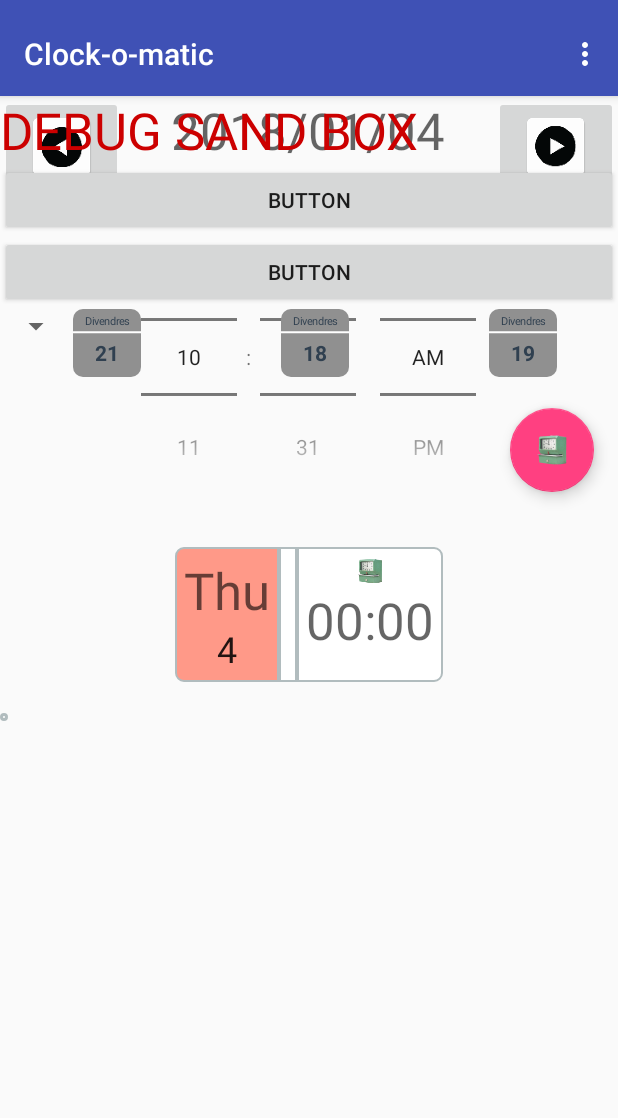
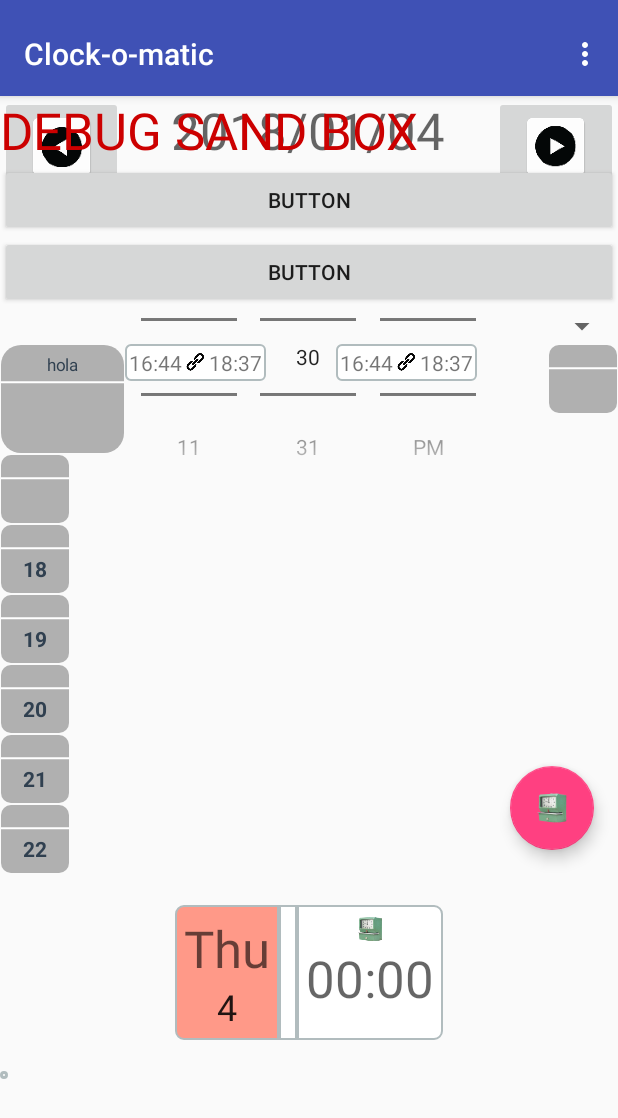
Before and after one commit to joan-esteban/clockomatic, an Android app: the fragment DebugFragment placed in its activity, on a phone screen of 412 x 824 dp. Shown: the top 1118 px of the screen. Run offline under Robolectric (Android 15) with nearby library versions, the light colour scheme and no system bars; network calls fail.

Commit message:
+ add stylable for MyCalendarDayView

```diff
--- a/app/src/main/java/org/jesteban/clockomatic/views/DebugFragment.java
+++ b/app/src/main/java/org/jesteban/clockomatic/views/DebugFragment.java
@@ -6,9 +6,13 @@ import android.view.LayoutInflater;
 import android.view.View;
 import android.view.ViewGroup;
 import android.widget.Button;
+import android.widget.TableLayout;
 import android.widget.TableRow;
 
 import org.jesteban.clockomatic.R;
+
+import static org.jesteban.clockomatic.views.MyCalendarDayView.SizeStyle.BIG;
+import static org.jesteban.clockomatic.views.MyCalendarDayView.SizeStyle.SMALL;
 
 public class DebugFragment extends Fragment {
     View view = null;
@@ -23,7 +27,7 @@ public class DebugFragment extends Fragment {
         view = inflater.inflate(R.layout.fragment_debug, container, false);
         //View kk = view.findViewById(R.id.debug_day_view2);
         //dayView = (DayDetailView) view.findViewById(R.id.debug_day_view2);
-        TableRow layout = (TableRow)view.findViewById(R.id.debug_layout_row_2);
+        TableLayout layout = (TableLayout)view.findViewById(R.id.debug_layout_table);
         dayView = new MyCalendarDayView(getContext());
         layout.addView(dayView);
         Button button = (Button) view.findViewById(R.id.button6);
@@ -39,22 +43,34 @@ public class DebugFragment extends Fragment {
         button2.setOnClickListener(new View.OnClickListener() {
             @Override
             public void onClick(View v) {
-
-                dayView.setSmall(!dayView.isSmall());
+                MyCalendarDayView.SizeStyle currentStyle = dayView.getSizeStyle();
+                if (currentStyle == BIG){
+                    dayView.setSizeStyle(SMALL);
+                } else{
+                    dayView.setSizeStyle(BIG);
+                }
             }
         });
         MyCalendarDayView dayView2;
         for (int i=18 ; i<23; i++) {
+            TableRow tableRow = new TableRow(getContext());
             dayView2 = new MyCalendarDayView(getContext());
             dayView2.setTextMiddle(Integer.toString(i));
             dayView2.setOnClickListener(new View.OnClickListener() {
                 @Override
                 public void onClick(View v) {
-                    MyCalendarDayView clickedDayView = (MyCalendarDayView) v;
-                    clickedDayView.setSmall(!clickedDayView.isSmall());
+                    MyCalendarDayView dayView = (MyCalendarDayView) v;
+                    MyCalendarDayView.SizeStyle currentStyle = dayView.getSizeStyle();
+                    if (currentStyle == BIG){
+                        dayView.setSizeStyle(SMALL);
+                    } else{
+                        dayView.setSizeStyle(BIG);
+                    }
                 }
             });
-            layout.addView(dayView2);
+            //dayView2.setSmall(false);
+            tableRow.addView(dayView2);
+            layout.addView(tableRow);
         };
 
         return view;
--- a/app/src/main/java/org/jesteban/clockomatic/views/MyCalendarDayView.java
+++ b/app/src/main/java/org/jesteban/clockomatic/views/MyCalendarDayView.java
@@ -2,6 +2,7 @@ package org.jesteban.clockomatic.views;
 
 
 import android.content.Context;
+import android.content.res.TypedArray;
 import android.graphics.Canvas;
 import android.graphics.Color;
 import android.graphics.Paint;
@@ -12,6 +13,8 @@ import android.support.annotation.Nullable;
 import android.util.AttributeSet;
 import android.view.View;
 
+import org.jesteban.clockomatic.R;
+
 
 //https://stackoverflow.com/questions/3654321/measuring-text-height-to-be-drawn-on-canvas-android
 
@@ -19,9 +22,13 @@ import android.view.View;
 
 
 public class MyCalendarDayView extends View {
+    public enum SizeStyle{
+        SMALL,
+        BIG
+    }
     private  int colorCalendarBg = 0;
     private  int colorCalendarText = 0;
-    private boolean small=true;
+    private SizeStyle sizeStyle=SizeStyle.SMALL;
     private String textUpper = "Divendres";
     private String textMiddle = "21";
     private String textBottom = "Juliol 07";
@@ -39,6 +46,23 @@ public class MyCalendarDayView extends View {
 
     public MyCalendarDayView(Context context, @Nullable AttributeSet attrs, int defStyle) {
         super(context, attrs, defStyle);
+        TypedArray a = context.getTheme().obtainStyledAttributes(
+                attrs,
+                R.styleable.MyCalendarDayView,
+                0, 0);
+        try{
+            textUpper = a.getString(R.styleable.MyCalendarDayView_textUpper);
+            textMiddle = a.getString(R.styleable.MyCalendarDayView_textMiddle);
+            textBottom = a.getString(R.styleable.MyCalendarDayView_textBottom);
+            int style = a.getInteger(R.styleable.MyCalendarDayView_sizeStyle,SizeStyle.SMALL.ordinal() );
+            sizeStyle = sizeStyle.values()[style];
+        } finally{
+
+        }
+        if (textUpper==null) textUpper="";
+        if (textMiddle==null) textMiddle="";
+        if (textBottom==null) textBottom="";
+
         setColorsGrey();
     }
 
@@ -67,21 +91,21 @@ public class MyCalendarDayView extends View {
     }
 
     public void setColorsGrey(){
-        colorCalendarBg = 0xff909090;
+        colorCalendarBg = 0xffb0b0b0;
         colorCalendarText = 0xff304050;
-        this.drawCalendarIcon.init(colorCalendarBg, colorCalendarText,small);
+        this.drawCalendarIcon.init(colorCalendarBg, colorCalendarText,sizeStyle);
         invalidate();
     }
     public void setColorRed(){
         colorCalendarBg = 0xFFd09090;
         colorCalendarText = 0xff603030;
-        this.drawCalendarIcon.init(colorCalendarBg, colorCalendarText,small);
+        this.drawCalendarIcon.init(colorCalendarBg, colorCalendarText,sizeStyle);
         invalidate();
     }
     public void setColorBlue(){
         colorCalendarBg = 0xff9090d0;
         colorCalendarText = 0xff303060;
-        this.drawCalendarIcon.init(colorCalendarBg, colorCalendarText,small);
+        this.drawCalendarIcon.init(colorCalendarBg, colorCalendarText,sizeStyle);
         invalidate();
     }
     public void setWorkingDay(boolean workingDay) {
@@ -93,15 +117,18 @@ public class MyCalendarDayView extends View {
         }
     }
 
-    public void setSmall(boolean v){
-        this.small=v;
-        this.drawCalendarIcon.init(colorCalendarBg, colorCalendarText,small);
+    public void setSizeStyle(SizeStyle v){
+        this.sizeStyle=v;
+        this.drawCalendarIcon.init(colorCalendarBg, colorCalendarText,sizeStyle);
         invalidate();
         // This force to recalculate size
         this.setMinimumHeight(0);
     }
+    public SizeStyle getSizeStyle(){
+        return this.sizeStyle;
+    }
     public boolean isSmall(){
-        return this.small;
+        return this.sizeStyle == SizeStyle.SMALL;
     }
 
     private  boolean isWorkingDay = false;
@@ -132,7 +159,8 @@ public class MyCalendarDayView extends View {
 
     @Override
     protected int getSuggestedMinimumWidth() {
-        return (getSuggestedMinimumHeight());
+        if (isSmall()) return 70;
+        return 125;
     }
 
     @Override
@@ -146,7 +174,7 @@ public class MyCalendarDayView extends View {
         // Try for a width based on our minimum
         int minw = getPaddingLeft() + getPaddingRight() + getSuggestedMinimumWidth();
 
-        int w = Math.max(minw, MeasureSpec.getSize(widthMeasureSpec));
+        int w = Math.min(minw, MeasureSpec.getSize(widthMeasureSpec));
 
         int minh =getSuggestedMinimumHeight() + getPaddingBottom() + getPaddingTop();
         int h = Math.min(MeasureSpec.getSize(heightMeasureSpec), minh);
@@ -165,8 +193,8 @@ public class MyCalendarDayView extends View {
         private int factorBottonUpper=9;
         private int radiusBg= 20;
 
-        void init(int colorBg, int colorText, boolean small){
-            if (small){
+        void init(int colorBg, int colorText, SizeStyle sizeStyle){
+            if (sizeStyle==SizeStyle.SMALL){
                 factorTextUpper=7;
                 factorMiddleUpper=28 /2;
                 factorBottonUpper=9 /2;
@@ -211,10 +239,10 @@ public class MyCalendarDayView extends View {
         {
             drawBg(canvas,where);
             canvas.drawText(upper, where.centerX(), where.bottom/4, this.paintUpperText);
-            if (small){
+            if (sizeStyle == SizeStyle.SMALL){
                 canvas.drawText(middle, where.centerX(), (int)(where.bottom*0.77), this.paintMiddleText);
             } else canvas.drawText(middle, where.centerX(), (int)(where.bottom*0.80), this.paintMiddleText);
-            if (!small) canvas.drawText(bottom, where.centerX() , (int)(where.bottom*0.95), this.paintBottomText);
+            if (sizeStyle == SizeStyle.BIG) canvas.drawText(bottom, where.centerX() , (int)(where.bottom*0.95), this.paintBottomText);
         }
 
         void drawBg(Canvas canvas, Rect where){
--- a/app/src/main/java/org/jesteban/clockomatic/views/MyLinkEntryView.java
+++ b/app/src/main/java/org/jesteban/clockomatic/views/MyLinkEntryView.java
@@ -1,7 +1,9 @@
 package org.jesteban.clockomatic.views;
 
 
+import android.annotation.TargetApi;
 import android.content.Context;
+import android.os.Build;
 import android.os.Bundle;
 import android.support.annotation.Nullable;
 import android.text.Layout;
@@ -13,28 +15,33 @@ import android.widget.LinearLayout;
 
 import org.jesteban.clockomatic.R;
 
-public class MyLinkEntryView extends View {
+// Animation https://medium.com/@Sserra90/android-writing-a-compound-view-1eacbf1957fc
+
+public class MyLinkEntryView extends LinearLayout {
+
     public MyLinkEntryView(Context context) {
-        super(context);
+        this(context,null);
     }
 
     public MyLinkEntryView(Context context, @Nullable AttributeSet attrs) {
-        super(context, attrs);
+        this(context, attrs, 0);
     }
 
     public MyLinkEntryView(Context context, @Nullable AttributeSet attrs, int defStyleAttr) {
         super(context, attrs, defStyleAttr);
+        populate();
     }
 
+    @TargetApi(Build.VERSION_CODES.LOLLIPOP)
     public MyLinkEntryView(Context context, AttributeSet attrs, int defStyleAttr, int defStyleRes) {
         super(context, attrs, defStyleAttr, defStyleRes);
+        populate();
     }
-/*
-    @Override
-    public View onCreateView(LayoutInflater inflater, ViewGroup container,
-                             Bundle savedInstanceState) {
-        // Inflate the layout for this fragment
-        View view = inflater.inflate(R.layout.view_link_entry, container, false);
-        return View;
-*/
+    private void populate(){
+        inflate(getContext(), R.layout.view_link_entry, this);
+
+        //View view = inflater.inflate(R.layout.view_link_entry, this, false);
+    }
+
+
 }
--- /dev/null
+++ b/app/src/main/res/drawable/layout_bg_link_entry.xml
@@ -0,0 +1,7 @@
+<?xml version="1.0" encoding="utf-8"?>
+<shape xmlns:android="http://schemas.android.com/apk/res/android">
+    <solid android:color="#FFFFFF"/>
+    <stroke android:width="1dp" android:color="#B1BCBE" />
+    <corners android:radius="3dp"/>
+    <padding android:left="3dp" android:top="-3dp" android:right="3dp" android:bottom="3dp" />
+</shape>
--- a/app/src/main/res/layout/fragment_debug.xml
+++ b/app/src/main/res/layout/fragment_debug.xml
@@ -1,5 +1,6 @@
 <?xml version="1.0" encoding="utf-8"?>
 <LinearLayout xmlns:android="http://schemas.android.com/apk/res/android"
+    xmlns:auto="http://schemas.android.com/apk/res-auto"
     android:id="@+id/debug_layout"
     android:orientation="vertical" android:layout_width="match_parent"
     android:layout_height="match_parent">
@@ -24,26 +25,58 @@
         android:layout_height="wrap_content"
         android:text="Button" />
 
+
+
     <TableLayout
+        android:id="@+id/debug_layout_table"
         android:layout_width="match_parent"
         android:layout_height="match_parent">
 
 
-
+        <Spinner
+            android:id="@+id/spinner"
+            android:layout_width="match_parent"
+            android:layout_height="wrap_content" />
         <TableRow
             android:id="@+id/debug_layout_row_2"
             android:layout_width="match_parent"
             android:layout_height="match_parent">
-            <Spinner
-                android:id="@+id/spinner"
-                android:layout_width="match_parent"
-                android:layout_height="wrap_content" />
+
         </TableRow>
 
         <TableRow
             android:id="@+id/debug_layout_row_3"
             android:layout_width="match_parent"
-            android:layout_height="match_parent" />
+            android:layout_height="match_parent">
+            <org.jesteban.clockomatic.views.MyCalendarDayView
+                id="@+id/view555"
+                layout_weight="1"
+                android:layout_width="wrap_content"
+                android:layout_height="wrap_content"
+                auto:textUpper="hola"
+                auto:sizeStyle="BIG"/>
+            <view
+                class="org.jesteban.clockomatic.views.MyLinkEntryView"
+                id="@+id/view_link1"
+                layout_width="match_parent"
+                android:layout_width="wrap_content"
+                android:layout_height="wrap_content"
+                android:layout_weight="1"
+                android:orientation="horizontal"/>
+            <view
+                class="org.jesteban.clockomatic.views.MyLinkEntryView"
+                id="@+id/view_link2"
+                layout_width="match_parent"
+                android:layout_width="wrap_content"
+                android:layout_height="wrap_content"
+                android:layout_weight="1"
+                android:orientation="horizontal"/>
+            <view
+                class="org.jesteban.clockomatic.views.MyCalendarDayView"
+                layout_weight="1"
+                android:layout_width="wrap_content"
+                android:layout_height="wrap_content" />
+        </TableRow>
 
         <TableRow
             android:layout_width="match_parent"
@@ -51,12 +84,44 @@
     </TableLayout>
 
 
-<!--
-    <view
-        class="org.jesteban.clockomatic.views.DayDetailView"
-        id="@+id/debug_day_view2"
-        layout_width="match_parent"
-        android:layout_width="match_parent"
-        android:layout_height="match_parent" />
--->
+    <!--
+
+
+
+    <LinearLayout
+        android:layout_width="wrap_content"
+        android:layout_height="wrap_content"
+        android:orientation="horizontal">
+
+        <view
+            class="org.jesteban.clockomatic.views.MyCalendarDayView"
+            id="@+id/view555"
+            layout_weight="1"
+            android:layout_width="wrap_content"
+            android:layout_height="wrap_content" />
+
+        <view
+            class="org.jesteban.clockomatic.views.MyLinkEntryView"
+            id="@+id/view_link"
+            layout_width="match_parent"
+            android:layout_width="wrap_content"
+            android:layout_height="wrap_content"
+            android:layout_weight="1"
+            android:orientation="vertical"/>
+
+        <view
+            class="org.jesteban.clockomatic.views.MyLinkEntryView"
+            id="@+id/view666"
+            layout_weight="1"
+            android:layout_width="wrap_content"
+            android:layout_height="wrap_content" />
+
+        <view
+            class="org.jesteban.clockomatic.views.MyLinkEntryView"
+            id="@+id/view777"
+            layout_weight="1"
+            android:layout_width="wrap_content"
+            android:layout_height="wrap_content" />
+    </LinearLayout>
+       -->
 </LinearLayout>
--- a/app/src/main/res/layout/view_link_entry.xml
+++ b/app/src/main/res/layout/view_link_entry.xml
@@ -1,26 +1,37 @@
 <?xml version="1.0" encoding="utf-8"?>
-<LinearLayout xmlns:android="http://schemas.android.com/apk/res/android"
+<merge xmlns:android="http://schemas.android.com/apk/res/android"
     xmlns:app="http://schemas.android.com/apk/res-auto"
-    android:layout_width="match_parent"
-    android:layout_height="match_parent"
-    android:orientation="horizontal">
+    android:layout_width="wrap_content"
+    android:layout_height="wrap_content"
+    android:orientation="vertical"
+    >
 
+    <LinearLayout xmlns:android="http://schemas.android.com/apk/res/android"
+        android:layout_width="wrap_content"
+        android:layout_height="wrap_content"
+        android:background="@drawable/layout_bg_link_entry">
     <TextView
         android:id="@+id/textView3"
         android:layout_width="wrap_content"
         android:layout_height="wrap_content"
+        android:paddingTop="5dp"
         android:text="16:44" />
 
-    <ImageView
-        android:id="@+id/imageView2"
-        android:layout_width="38dp"
-        android:layout_height="17dp"
-        app:srcCompat="@drawable/link2" />
 
-    <TextView
+        <ImageView
+            android:id="@+id/imageView2"
+            android:paddingTop="7dp"
+
+            android:layout_width="18dp"
+            android:layout_height="21dp"
+            android:layout_weight="1"
+            app:srcCompat="@drawable/link3" />
+
+        <TextView
         android:id="@+id/textView4"
         android:layout_width="wrap_content"
         android:layout_height="wrap_content"
-        android:layout_weight="1"
+        android:paddingTop="5dp"
         android:text="18:37" />
-</LinearLayout>
+    </LinearLayout>
+</merge>
```
Also changed, not shown: app/src/main/java/org/jesteban/clockomatic/model/Entry.java (+10 -0 lines), app/src/main/java/org/jesteban/clockomatic/views/DayCalendarLinksEntriesView.java (added, +7 -0 lines), app/src/main/java/org/jesteban/clockomatic/views/MyGanttEntriesView.java (added, +66 -0 lines), app/src/main/res/values/attrs.xml (added, +13 -0 lines), app/src/main/res/drawable/link3.png (added).
